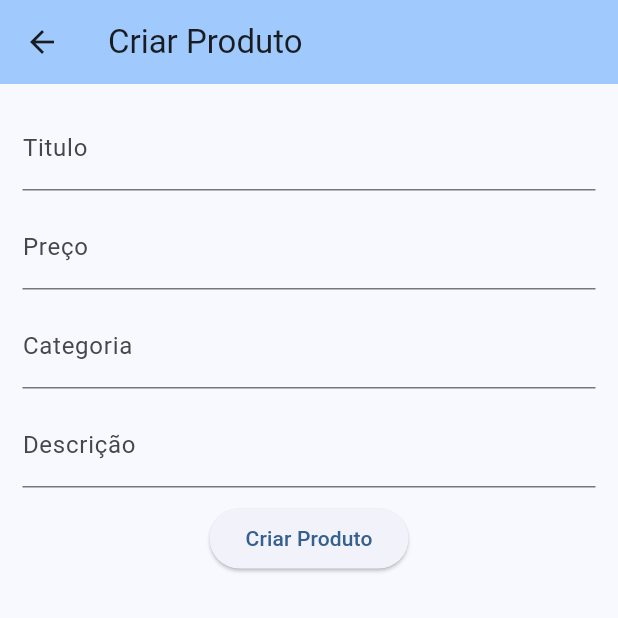
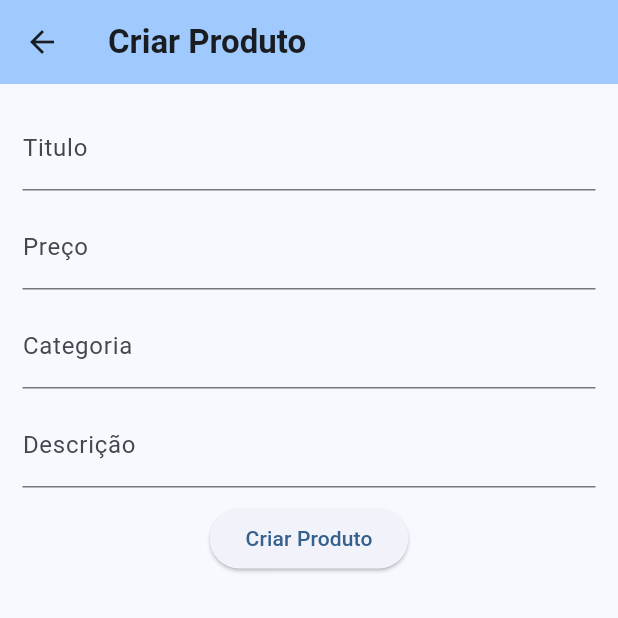
Before and after one commit to tiagohue/lojinha_flutter, a Flutter app: the screen it shows after launch, after a tap on the "add" icon, on a phone screen of 412 x 824 dp, the top half of it. Run offline on Flutter 3.47's test engine with Material 3 defaults, Android fonts, the light colour scheme and no system bars; network calls fail.

Commit message:
Pequena personalização na fonte

```diff
--- a/lib/main.dart
+++ b/lib/main.dart
@@ -29,6 +29,12 @@ class MyApp extends StatelessWidget {
       child: MaterialApp(
         theme: ThemeData(
           colorScheme: ColorScheme.fromSeed(seedColor: Colors.blue),
+          textTheme: TextTheme(
+            titleLarge: TextStyle(
+              color: Colors.white,
+              fontWeight: FontWeight.bold,
+            ),
+          ),
         ),
         home: HomePage(),
       ),
```
